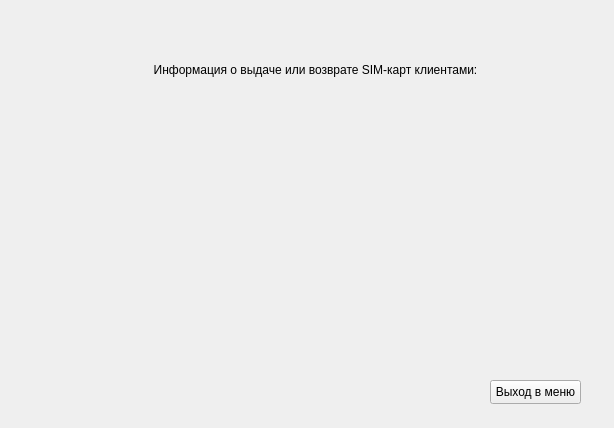
Above: kursach_saod/issueorrefundsimWindow.ui from Paracelzis/QtProjects before the change. Below: the same form after it.
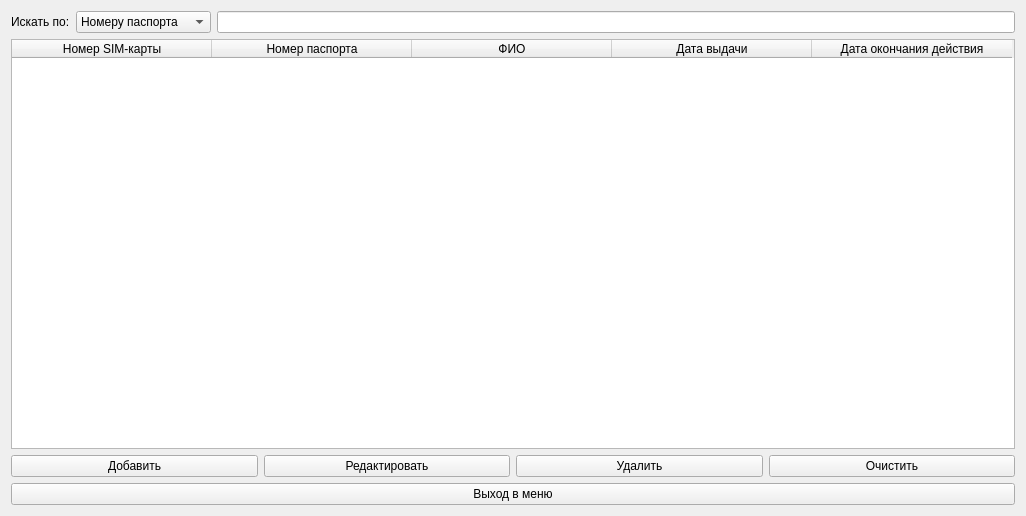
That is the form after the change.

```diff
--- a/kursach_saod/issueorrefundsimWindow.ui
+++ b/kursach_saod/issueorrefundsimWindow.ui
@@ -6,39 +6,138 @@
    <rect>
     <x>0</x>
     <y>0</y>
-    <width>614</width>
-    <height>428</height>
+    <width>1026</width>
+    <height>516</height>
    </rect>
   </property>
   <property name="windowTitle">
    <string>Form</string>
   </property>
-  <widget class="QPushButton" name="menuExitButton">
-   <property name="geometry">
-    <rect>
-     <x>490</x>
-     <y>380</y>
-     <width>91</width>
-     <height>24</height>
-    </rect>
-   </property>
-   <property name="text">
-    <string>Выход в меню</string>
-   </property>
-  </widget>
-  <widget class="QLabel" name="label_2">
-   <property name="geometry">
-    <rect>
-     <x>100</x>
-     <y>60</y>
-     <width>431</width>
-     <height>20</height>
-    </rect>
-   </property>
-   <property name="text">
-    <string>&lt;html&gt;&lt;head/&gt;&lt;body&gt;&lt;p align=&quot;center&quot;&gt;Информация о выдаче или возврате SIM-карт клиентами:&lt;/p&gt;&lt;/body&gt;&lt;/html&gt;</string>
-   </property>
-  </widget>
+  <layout class="QGridLayout" name="gridLayout">
+   <item row="0" column="0">
+    <layout class="QVBoxLayout" name="verticalLayout_3">
+     <item>
+      <layout class="QVBoxLayout" name="verticalLayout">
+       <item>
+        <layout class="QHBoxLayout" name="horizontalLayout">
+         <item>
+          <widget class="QLabel" name="label">
+           <property name="text">
+            <string>Искать по:</string>
+           </property>
+          </widget>
+         </item>
+         <item>
+          <widget class="QComboBox" name="searchComboBox">
+           <item>
+            <property name="text">
+             <string>Номеру паспорта</string>
+            </property>
+           </item>
+           <item>
+            <property name="text">
+             <string>Номеру SIM-карты</string>
+            </property>
+           </item>
+          </widget>
+         </item>
+         <item>
+          <widget class="QLineEdit" name="searchEdit"/>
+         </item>
+        </layout>
+       </item>
+       <item>
+        <widget class="QTableWidget" name="isuueorrefundTableWidget">
+         <property name="editTriggers">
+          <set>QAbstractItemView::NoEditTriggers</set>
+         </property>
+         <property name="selectionBehavior">
+          <enum>QAbstractItemView::SelectRows</enum>
+         </property>
+         <property name="rowCount">
+          <number>0</number>
+         </property>
+         <property name="columnCount">
+          <number>5</number>
+         </property>
+         <attribute name="horizontalHeaderDefaultSectionSize">
+          <number>200</number>
+         </attribute>
+         <column>
+          <property name="text">
+           <string>Номер SIM-карты</string>
+          </property>
+         </column>
+         <column>
+          <property name="text">
+           <string>Номер паспорта</string>
+          </property>
+         </column>
+         <column>
+          <property name="text">
+           <string>ФИО</string>
+          </property>
+         </column>
+         <column>
+          <property name="text">
+           <string>Дата выдачи</string>
+          </property>
+         </column>
+         <column>
+          <property name="text">
+           <string>Дата окончания действия</string>
+          </property>
+         </column>
+        </widget>
+       </item>
+      </layout>
+     </item>
+     <item>
+      <layout class="QVBoxLayout" name="verticalLayout_2">
+       <item>
+        <layout class="QHBoxLayout" name="horizontalLayout_2">
+         <item>
+          <widget class="QPushButton" name="addButton">
+           <property name="text">
+            <string>Добавить</string>
+           </property>
+          </widget>
+         </item>
+         <item>
+          <widget class="QPushButton" name="editButton">
+           <property name="text">
+            <string>Редактировать</string>
+           </property>
+          </widget>
+         </item>
+         <item>
+          <widget class="QPushButton" name="deleteButton">
+           <property name="text">
+            <string>Удалить</string>
+           </property>
+          </widget>
+         </item>
+         <item>
+          <widget class="QPushButton" name="clearButton">
+           <property name="text">
+            <string>Очистить</string>
+           </property>
+          </widget>
+         </item>
+        </layout>
+       </item>
+       <item>
+        <widget class="QPushButton" name="menuExitButton">
+         <property name="text">
+          <string>Выход в меню</string>
+         </property>
+        </widget>
+       </item>
+      </layout>
+     </item>
+    </layout>
+   </item>
+  </layout>
  </widget>
  <resources/>
  <connections/>
```
